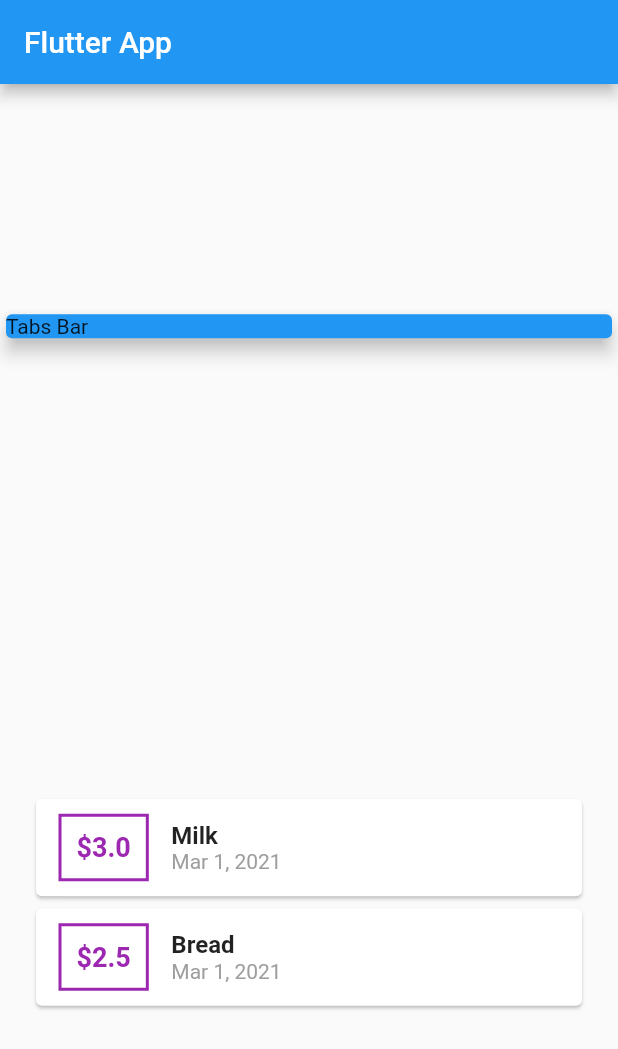
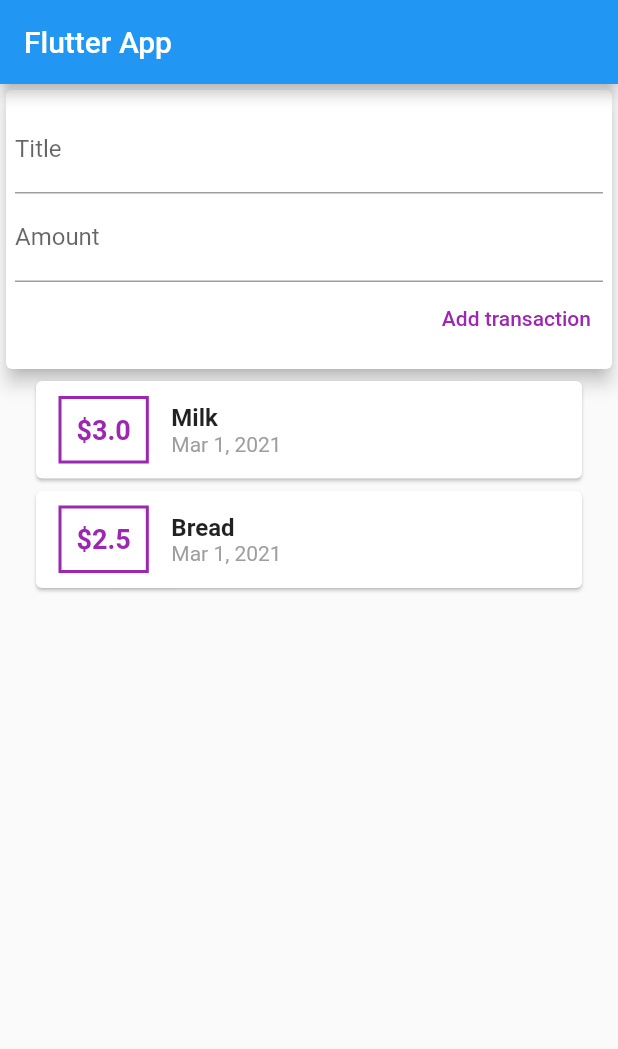
Before and after one commit to eliasvolkov/Flutter-course, a Flutter app: the screen it shows after launch, on a phone screen of 412 x 824 dp. Shown: the top 1049 px of the screen. Run offline on Flutter 3.47's test engine with Material 2 defaults, Android fonts, the phone set to English and light mode, and no system bars.

Commit message:
[IV] - added ability to add new transaction

```diff
--- a/lib/app.dart
+++ b/lib/app.dart
@@ -1,6 +1,5 @@
 import 'package:flutter/material.dart';
-import 'package:quize_app/models/transaction.dart';
-import 'package:intl/intl.dart';
+import 'package:quize_app/widgets/user_transactions.dart';
 
 class App extends StatefulWidget {
   @override
@@ -8,82 +7,16 @@ class App extends StatefulWidget {
 }
 
 class _AppState extends State<App> {
-  List<Transaction> transactions = [
-    Transaction(id: 1, title: "Milk", amount: 3, date: DateTime.now()),
-    Transaction(id: 2, title: "Bread", amount: 2.5, date: DateTime.now()),
-  ];
-
   @override
   Widget build(BuildContext context) {
     return MaterialApp(
       title: 'Flutter Demo',
       home: Scaffold(
-          appBar: AppBar(
-            title: Text("Flutter App"),
-          ),
-          body: Column(
-            mainAxisAlignment: MainAxisAlignment.spaceAround,
-            children: [
-              Container(
-                width: double.infinity,
-                child: Card(
-                  color: Colors.blue,
-                  child: Text('Tabs Bar'),
-                  elevation: 5,
-                ),
-              ),
-              Container(
-                width: double.infinity,
-                child: Padding(
-                  padding: EdgeInsets.symmetric(horizontal: 20.0),
-                  child: Column(
-                    crossAxisAlignment: CrossAxisAlignment.center,
-                    children: <Widget>[
-                      ...transactions.map((transaction) {
-                        return Card(
-                          child: Row(
-                            children: [
-                              Container(
-                                  margin: EdgeInsets.symmetric(
-                                      vertical: 10.0, horizontal: 15.0),
-                                  decoration: BoxDecoration(
-                                      border: Border.all(
-                                          color: Colors.purple, width: 2.0)),
-                                  padding: EdgeInsets.all(10.0),
-                                  child: Text(
-                                    '\$${transaction.amount}',
-                                    style: TextStyle(
-                                        fontWeight: FontWeight.bold,
-                                        fontSize: 18,
-                                        color: Colors.purple),
-                                  )),
-                              Column(
-                                crossAxisAlignment: CrossAxisAlignment.start,
-                                children: [
-                                  Text(
-                                    transaction.title,
-                                    style: TextStyle(
-                                        fontSize: 16,
-                                        fontWeight: FontWeight.bold),
-                                  ),
-                                  Text(
-                                    DateFormat.yMMMd().format(transaction.date),
-                                    style: TextStyle(
-                                      color: Colors.grey,
-                                    ),
-                                  ),
-                                ],
-                              )
-                            ],
-                          ),
-                        );
-                      }).toList()
-                    ],
-                  ),
-                ),
-              )
-            ],
-          )),
+        appBar: AppBar(
+          title: Text("Flutter App"),
+        ),
+        body: UserTransaction(),
+      ),
     );
   }
 }
--- a/lib/models/transaction.dart
+++ b/lib/models/transaction.dart
@@ -1,7 +1,7 @@
 import 'package:flutter/cupertino.dart';
 
 class Transaction {
-  final int id;
+  final String id;
   final double amount;
   final String title;
   final DateTime date;
--- /dev/null
+++ b/lib/widgets/new_transaction.dart
@@ -0,0 +1,46 @@
+import 'package:flutter/material.dart';
+
+class NewTransaction extends StatelessWidget {
+  final titleController = TextEditingController();
+  final amountController = TextEditingController();
+  final Function addTransaction;
+
+  NewTransaction(this.addTransaction);
+
+  @override
+  Widget build(BuildContext context) {
+    return Container(
+      width: double.infinity,
+      child: Card(
+        child: Container(
+          padding: EdgeInsets.symmetric(vertical: 10.0, horizontal: 6.0),
+          child: Column(
+            crossAxisAlignment: CrossAxisAlignment.end,
+            children: [
+              TextField(
+                controller: titleController,
+                decoration: InputDecoration(
+                  labelText: 'Title',
+                ),
+              ),
+              TextField(
+                controller: amountController,
+                decoration: InputDecoration(
+                  labelText: 'Amount',
+                ),
+              ),
+              TextButton(
+                onPressed: () {
+                  addTransaction(titleController.text, amountController.text);
+                },
+                child: Text('Add transaction',
+                    style: TextStyle(color: Colors.purple)),
+              )
+            ],
+          ),
+        ),
+        elevation: 5,
+      ),
+    );
+  }
+}
--- /dev/null
+++ b/lib/widgets/transaction_list.dart
@@ -0,0 +1,61 @@
+import 'package:flutter/material.dart';
+import 'package:intl/intl.dart';
+import 'package:quize_app/models/transaction.dart';
+
+class TransactionList extends StatelessWidget {
+  final List<Transaction> transactions;
+
+  TransactionList(this.transactions);
+
+  @override
+  Widget build(BuildContext context) {
+    return Container(
+      width: double.infinity,
+      child: Padding(
+        padding: EdgeInsets.symmetric(horizontal: 20.0),
+        child: Column(
+          crossAxisAlignment: CrossAxisAlignment.center,
+          children: transactions.map((transaction) {
+            return transactionItem(transaction);
+          }).toList(),
+        ),
+      ),
+    );
+  }
+}
+
+Widget transactionItem(Transaction transaction) {
+  return Card(
+    child: Row(
+      children: [
+        Container(
+            margin: EdgeInsets.symmetric(vertical: 10.0, horizontal: 15.0),
+            decoration: BoxDecoration(
+                border: Border.all(color: Colors.purple, width: 2.0)),
+            padding: EdgeInsets.all(10.0),
+            child: Text(
+              '\$${transaction.amount}',
+              style: TextStyle(
+                  fontWeight: FontWeight.bold,
+                  fontSize: 18,
+                  color: Colors.purple),
+            )),
+        Column(
+          crossAxisAlignment: CrossAxisAlignment.start,
+          children: [
+            Text(
+              transaction.title,
+              style: TextStyle(fontSize: 16, fontWeight: FontWeight.bold),
+            ),
+            Text(
+              DateFormat.yMMMd().format(transaction.date),
+              style: TextStyle(
+                color: Colors.grey,
+              ),
+            ),
+          ],
+        )
+      ],
+    ),
+  );
+}
--- /dev/null
+++ b/lib/widgets/user_transactions.dart
@@ -0,0 +1,39 @@
+import 'package:flutter/material.dart';
+import 'package:quize_app/models/transaction.dart';
+import 'package:quize_app/widgets/new_transaction.dart';
+import 'package:quize_app/widgets/transaction_list.dart';
+
+class UserTransaction extends StatefulWidget {
+  @override
+  _UserTransactionState createState() => _UserTransactionState();
+}
+
+class _UserTransactionState extends State<UserTransaction> {
+  List<Transaction> transactions = [
+    Transaction(id: '1', title: "Milk", amount: 3, date: DateTime.now()),
+    Transaction(id: '2', title: "Bread", amount: 2.5, date: DateTime.now()),
+  ];
+
+  void _addTransaction(String title, amount) {
+    final newTransaction = Transaction(
+        id: DateTime.now().toString(),
+        title: title,
+        amount: double.parse(amount),
+        date: DateTime.now());
+
+    setState(() {
+      transactions.add(newTransaction);
+    });
+  }
+
+  @override
+  Widget build(BuildContext context) {
+    return Column(
+      // mainAxisAlignment: MainAxisAlignment.spaceAround,
+      children: [
+        NewTransaction(_addTransaction),
+        TransactionList(transactions),
+      ],
+    );
+  }
+}
```
